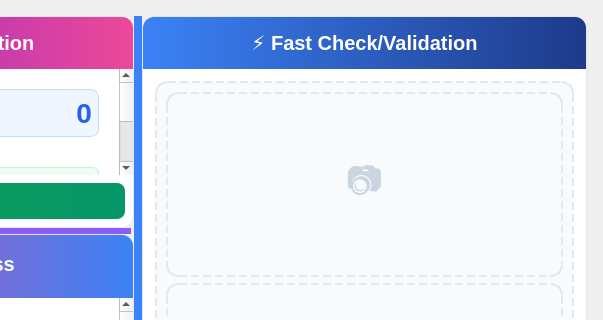
Before: the Qt Designer form src/ui/training_mode.ui in tttruc1411-tech/AI_Education_App, drawn with Qt 5; both pictures show x 597 to 1200 and y 0 to 320 of the 1200 by 700 pixel window.
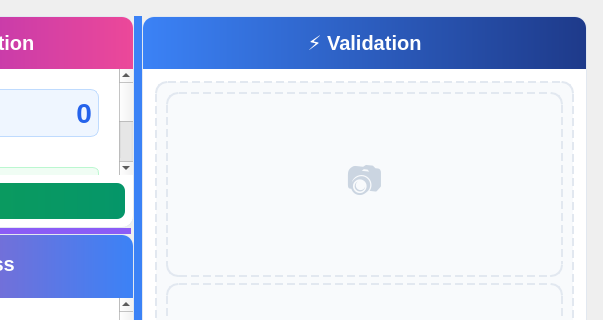
After: the same form once the commit is applied.

```diff
--- a/src/ui/training_mode.ui
+++ b/src/ui/training_mode.ui
@@ -71,11 +71,14 @@
     QPushButton#btnStartTraining:disabled { background: #94a3b8; }
 
     /* ================= Forms and Misc ================= */
-    QLineEdit, QComboBox, QSpinBox, QDoubleSpinBox { 
-        border: 1px solid #e2e8f0; border-radius: 6px; padding: 4px 10px; 
+    QLineEdit, QComboBox, QSpinBox, QDoubleSpinBox {
+        border: 1px solid #e2e8f0; border-radius: 6px; padding: 4px 10px;
         background-color: #f8fafc; font-size: 14px; color: #0f172a; min-height: 28px;
     }
     QLineEdit:focus, QComboBox:focus, QSpinBox:focus, QDoubleSpinBox:focus { border: 1px solid #3b82f6; background-color: white; }
+
+    /* Override for compact project name input in header */
+    QLineEdit#editProjName { min-height: 0px; max-height: 26px; padding: 0px 4px; font-size: 11px; }
     
     QLabel#lblBackbone, QLabel#lblEpochs, QLabel#lblBatch, QLabel#lblLR, QLabel#lblOpt, QLabel#lblImgSize { font-weight: bold; font-size: 15px; color: #1e293b; background: transparent; }
 
@@ -473,7 +476,7 @@
           <item>
            <widget class="QLabel" name="panelTitle">
             <property name="font"><font><pointsize>12</pointsize><bold>true</bold></font></property>
-            <property name="text"><string>⚡ Fast Check/Validation</string></property>
+            <property name="text"><string>⚡ Validation</string></property>
             <property name="alignment"><set>Qt::AlignCenter</set></property>
            </widget>
           </item>
```
